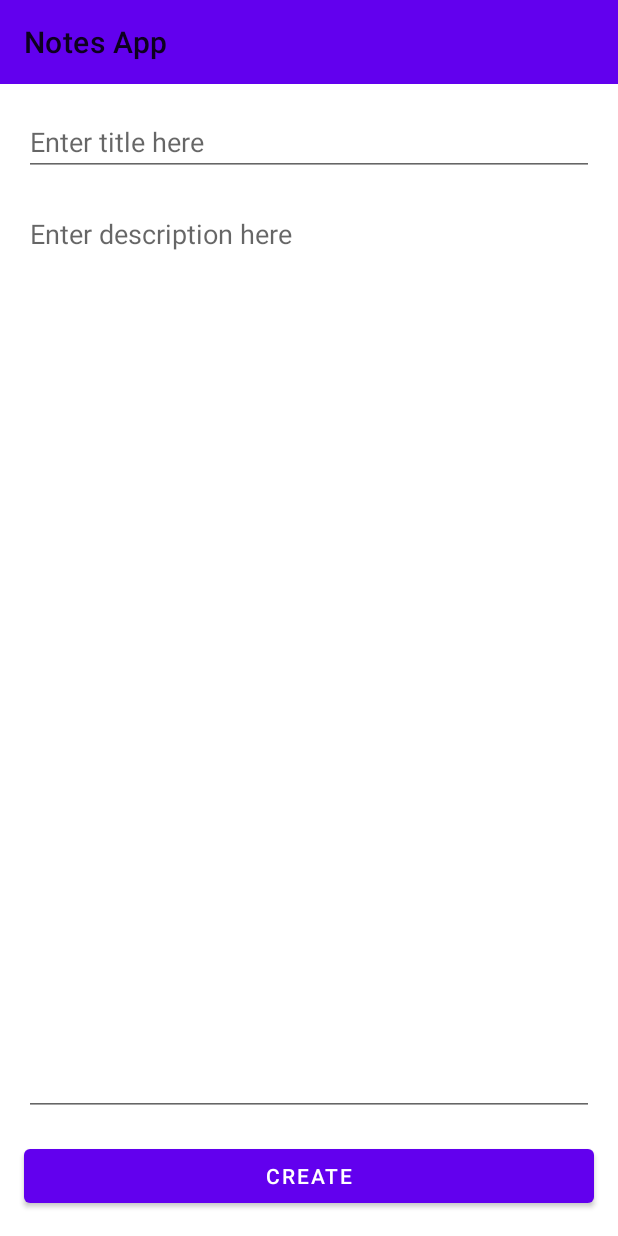
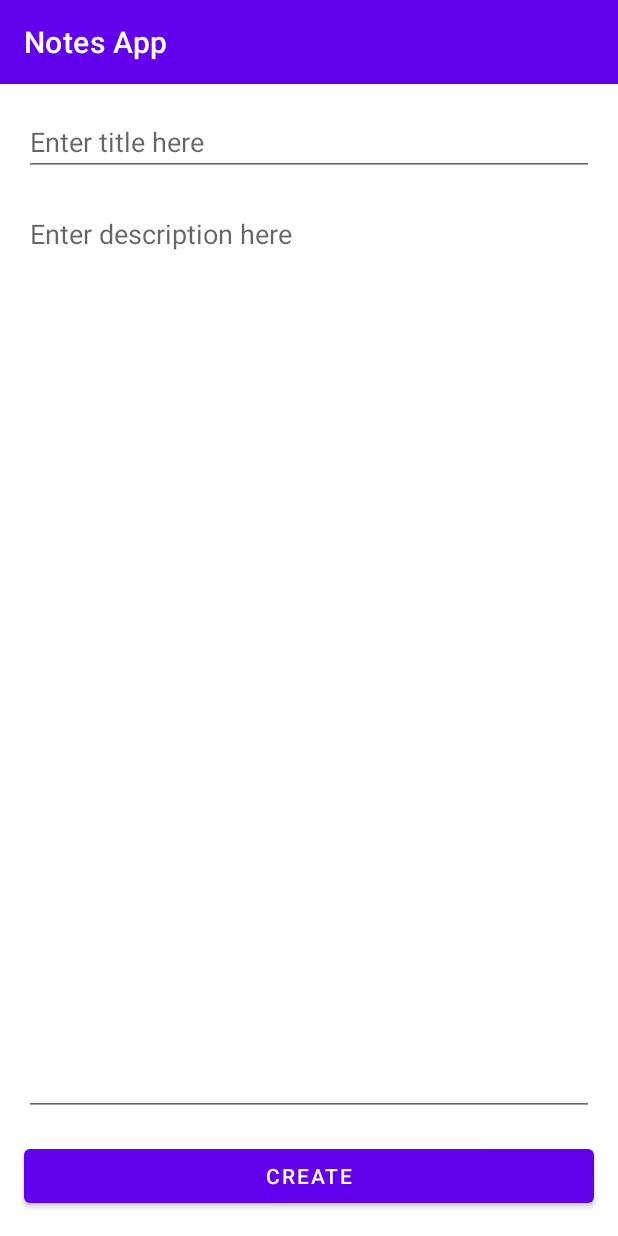
Before and after one commit to csandiego/govtech-assessment, an Android app: the NewFragment screen opened through its navigation route, on a phone screen of 412 x 824 dp. Run offline under Robolectric (Android 15) with nearby library versions, the phone set to English and light mode, and no system bars; our stand-ins replace Dagger/Hilt's generated code, data binding.

Commit message:
UI updates

```diff
--- /dev/null
+++ b/app/src/main/res/drawable/ic_baseline_add_24.xml
@@ -0,0 +1,10 @@
+<vector xmlns:android="http://schemas.android.com/apk/res/android"
+    android:width="24dp"
+    android:height="24dp"
+    android:viewportWidth="24"
+    android:viewportHeight="24"
+    android:tint="?attr/colorControlNormal">
+  <path
+      android:fillColor="@android:color/white"
+      android:pathData="M19,13h-6v6h-2v-6H5v-2h6V5h2v6h6v2z"/>
+</vector>
--- a/app/src/main/res/layout/fragment_listing.xml
+++ b/app/src/main/res/layout/fragment_listing.xml
@@ -11,7 +11,7 @@
         android:layout_height="wrap_content"
         android:background="?attr/colorPrimary"
         android:minHeight="?attr/actionBarSize"
-        android:theme="?attr/actionBarTheme"
+        android:theme="@style/ThemeOverlay.MaterialComponents.Dark.ActionBar"
         app:layout_constraintStart_toStartOf="parent"
         app:layout_constraintTop_toTopOf="parent"
         app:title="Notes App" />
--- a/app/src/main/res/layout/fragment_new.xml
+++ b/app/src/main/res/layout/fragment_new.xml
@@ -18,7 +18,7 @@
             android:layout_height="wrap_content"
             android:background="?attr/colorPrimary"
             android:minHeight="?attr/actionBarSize"
-            android:theme="?attr/actionBarTheme"
+            android:theme="@style/ThemeOverlay.MaterialComponents.Dark.ActionBar"
             app:layout_constraintStart_toStartOf="parent"
             app:layout_constraintTop_toTopOf="parent"
             app:title="Notes App" />
@@ -34,7 +34,7 @@
             android:layout_marginRight="16dp"
             android:ems="10"
             android:hint="Enter title here"
-            android:inputType="textPersonName"
+            android:inputType="textCapWords"
             android:text="@={viewModel.title}"
             app:layout_constraintEnd_toEndOf="parent"
             app:layout_constraintStart_toStartOf="parent"
@@ -53,7 +53,7 @@
             android:ems="10"
             android:gravity="start|top"
             android:hint="Enter description here"
-            android:inputType="textMultiLine|textPersonName"
+            android:inputType="textMultiLine|textCapSentences"
             android:text="@={viewModel.description}"
             app:layout_constraintBottom_toTopOf="@+id/button"
             app:layout_constraintEnd_toEndOf="parent"
--- a/app/src/main/res/menu/menu.xml
+++ b/app/src/main/res/menu/menu.xml
@@ -4,7 +4,7 @@
 
     <item
         android:id="@+id/new_note"
-        android:icon="@android:drawable/ic_input_add"
+        android:icon="@drawable/ic_baseline_add_24"
         android:title="New"
         app:showAsAction="always" />
 </menu>
```
